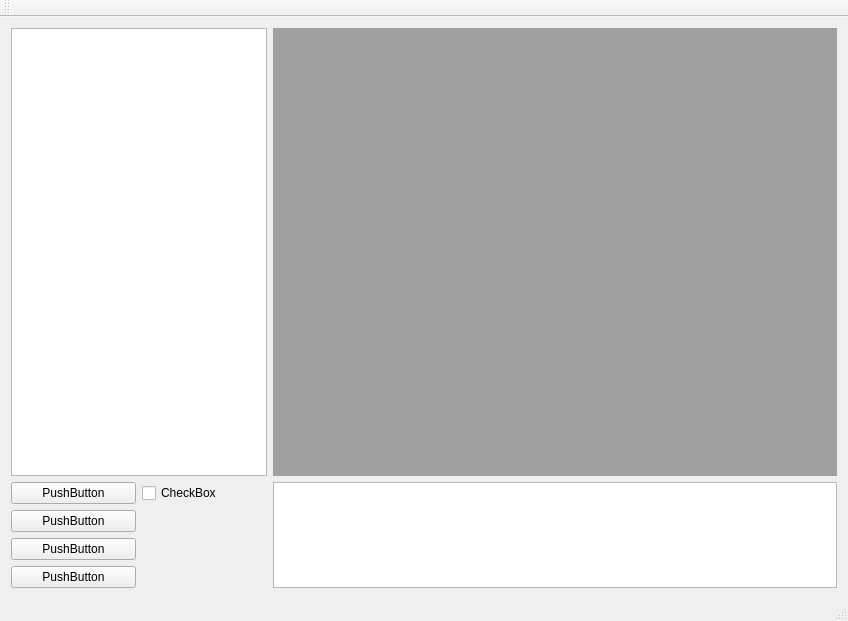
Qt form mainwindow2.ui (xu-pu/odrive_ui) before a commit.
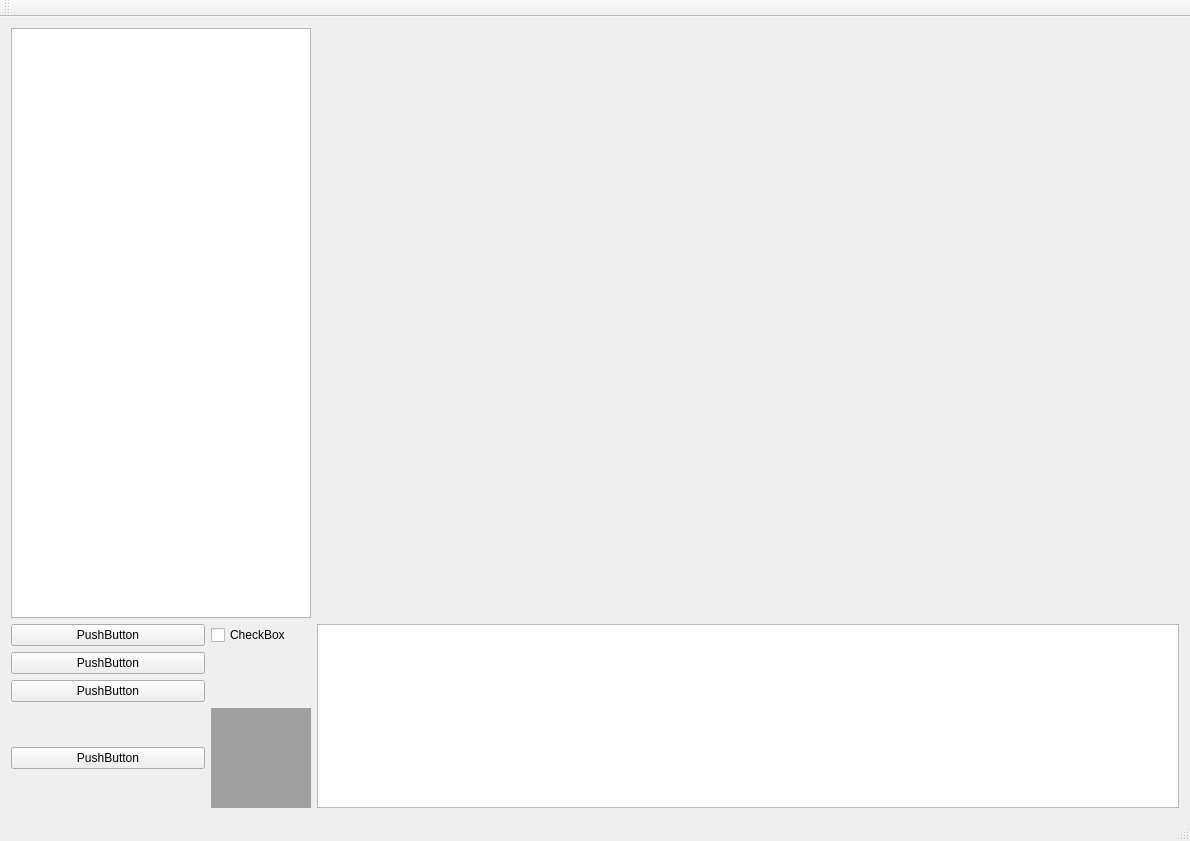
The same form after that commit.

Diff of the .ui file:
```diff
--- a/mainwindow2.ui
+++ b/mainwindow2.ui
@@ -6,8 +6,8 @@
    <rect>
     <x>0</x>
     <y>0</y>
-    <width>848</width>
-    <height>621</height>
+    <width>1190</width>
+    <height>841</height>
    </rect>
   </property>
   <property name="windowTitle">
@@ -43,13 +43,6 @@
       </property>
      </widget>
     </item>
-    <item row="0" column="2">
-     <widget class="QMdiArea" name="mdiArea">
-      <property name="acceptDrops">
-       <bool>true</bool>
-      </property>
-     </widget>
-    </item>
     <item row="1" column="2" rowspan="4">
      <widget class="QGraphicsView" name="graphicsView"/>
     </item>
@@ -57,7 +50,7 @@
      <widget class="QTreeView" name="treeView">
       <property name="minimumSize">
        <size>
-        <width>200</width>
+        <width>300</width>
         <height>0</height>
        </size>
       </property>
@@ -70,6 +63,16 @@
       </property>
      </widget>
     </item>
+    <item row="4" column="1">
+     <widget class="QMdiArea" name="mdiArea">
+      <property name="maximumSize">
+       <size>
+        <width>100</width>
+        <height>100</height>
+       </size>
+      </property>
+     </widget>
+    </item>
    </layout>
   </widget>
   <widget class="QMenuBar" name="menuBar">
```
Left out of the diff: 2 changed lines with no effect on the pictures.
